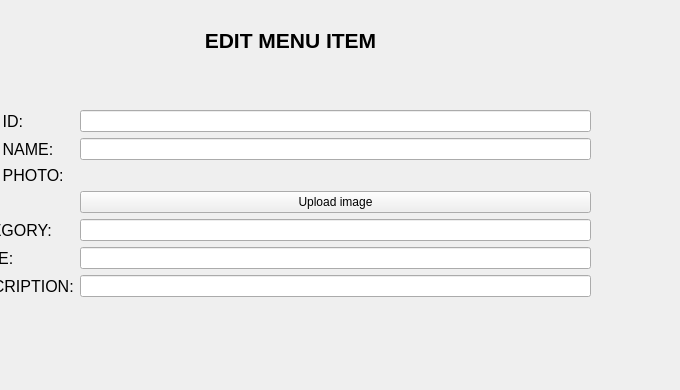
Old version of the form RMS_qt/editmenuitem.ui in the repository dev-pratik02/RMS; both pictures show x 120 to 800 and y 0 to 390 of the 800 by 600 pixel window.
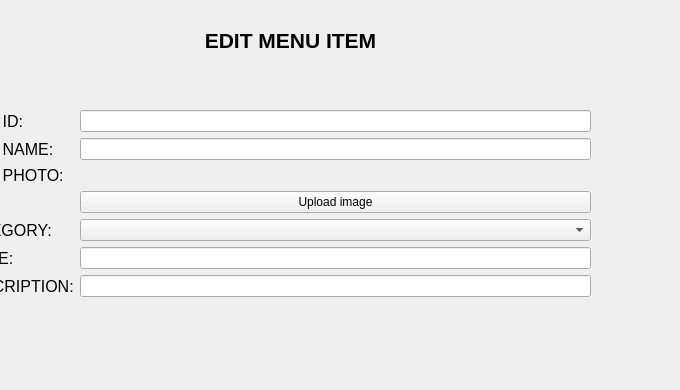
New version of the form.

```diff
--- a/RMS_qt/editmenuitem.ui
+++ b/RMS_qt/editmenuitem.ui
@@ -79,7 +79,7 @@
     <set>Qt::AlignmentFlag::AlignCenter</set>
    </property>
   </widget>
-  <widget class="QWidget" name="">
+  <widget class="QWidget" name="layoutWidget">
    <property name="geometry">
     <rect>
      <x>80</x>
@@ -163,13 +163,6 @@
       </property>
      </widget>
     </item>
-    <item row="7" column="1">
-     <widget class="QLineEdit" name="item_category">
-      <property name="text">
-       <string/>
-      </property>
-     </widget>
-    </item>
     <item row="7" column="0">
      <widget class="QLabel" name="PRICE_2">
       <property name="font">
@@ -210,6 +203,9 @@
       </property>
      </widget>
     </item>
+    <item row="7" column="1">
+     <widget class="QComboBox" name="combo_category"/>
+    </item>
    </layout>
   </widget>
  </widget>
```
